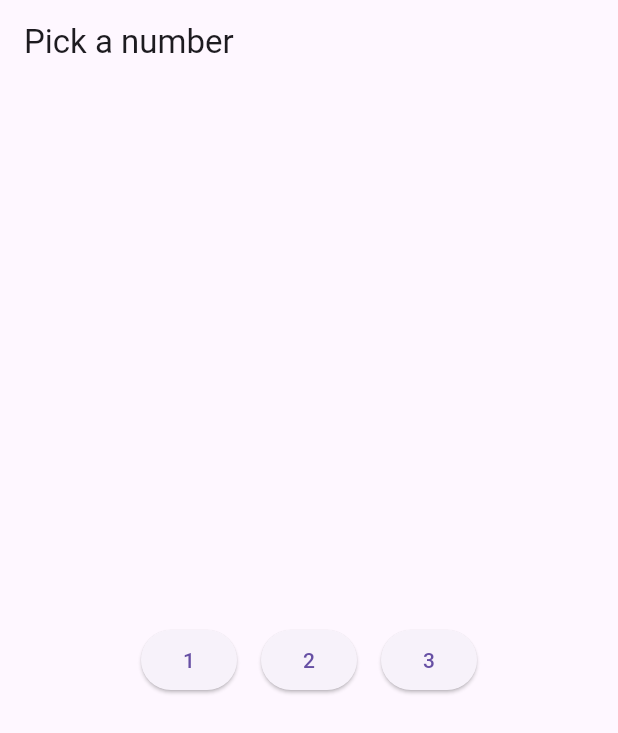
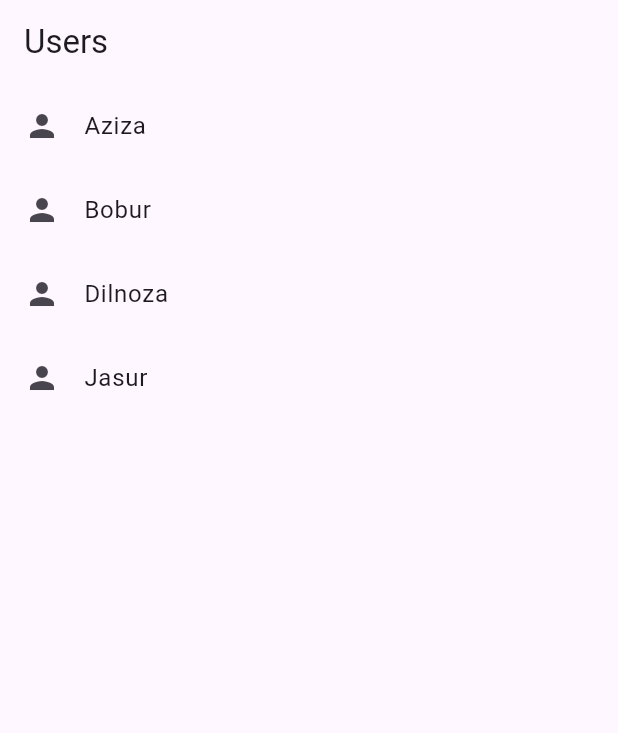
Before and after one commit to gulhayitova/Mobile_programming, a Flutter app: the screen it shows after launch, on a phone screen of 412 x 824 dp. Shown: the top 733 px of the screen. Run offline on Flutter 3.47's test engine with Material 3 defaults, Android fonts, the phone set to English and light mode, and no system bars.

Commit message:
Category 4 Task 3

```diff
--- a/Lab 5/nav_lab/lib/main.dart
+++ b/Lab 5/nav_lab/lib/main.dart
@@ -1,53 +1,68 @@
 import 'package:flutter/material.dart';
+
+class User {
+  final String name;
+  final int age;
+  final String city;
+  const User(this.name, this.age, this.city);
+}
+
+const users = [
+  User('Aziza', 24, 'Tashkent'),
+  User('Bobur', 31, 'Samarkand'),
+  User('Dilnoza', 28, 'Bukhara'),
+  User('Jasur', 22, 'Namangan'),
+];
 
 void main() {
   runApp(MaterialApp(
     initialRoute: '/',
     routes: {
-      '/': (context) => const HomeScreen(),
-      '/square': (context) => const SquareScreen(),
+      '/': (context) => const UserListScreen(),
+      '/profile': (context) => const ProfileScreen(),
     },
   ));
 }
 
-class HomeScreen extends StatelessWidget {
-  const HomeScreen({super.key});
+class UserListScreen extends StatelessWidget {
+  const UserListScreen({super.key});
 
   @override
   Widget build(BuildContext context) {
     return Scaffold(
-      appBar: AppBar(title: const Text('Pick a number')),
+      appBar: AppBar(title: const Text('Users')),
+      body: ListView(
+        children: [
+          for (final u in users)
+            ListTile(
+              leading: const Icon(Icons.person),
+              title: Text(u.name),
+              onTap: () => Navigator.pushNamed(context, '/profile', arguments: u),
+            ),
+        ],
+      ),
+    );
+  }
+}
+
+class ProfileScreen extends StatelessWidget {
+  const ProfileScreen({super.key});
+
+  @override
+  Widget build(BuildContext context) {
+    final user = ModalRoute.of(context)!.settings.arguments as User;
+    return Scaffold(
+      appBar: AppBar(title: Text(user.name)),
       body: Center(
-        child: Row(
+        child: Column(
           mainAxisSize: MainAxisSize.min,
           children: [
-            for (final n in [1, 2, 3])
-              Padding(
-                padding: const EdgeInsets.all(8),
-                child: ElevatedButton(
-                  child: Text('$n'),
-                  onPressed: () =>
-                      Navigator.pushNamed(context, '/square', arguments: n),
-                ),
-              ),
+            Text('Name: ${user.name}', style: const TextStyle(fontSize: 24)),
+            Text('Age: ${user.age}', style: const TextStyle(fontSize: 24)),
+            Text('City: ${user.city}', style: const TextStyle(fontSize: 24)),
           ],
         ),
       ),
     );
   }
 }
-
-class SquareScreen extends StatelessWidget {
-  const SquareScreen({super.key});
-
-  @override
-  Widget build(BuildContext context) {
-    final n = ModalRoute.of(context)!.settings.arguments as int;
-    return Scaffold(
-      appBar: AppBar(title: const Text('Square')),
-      body: Center(
-        child: Text('$n squared is ${n * n}', style: const TextStyle(fontSize: 28)),
-      ),
-    );
-  }
-}
```
Also changed, not shown: 1 other file.
